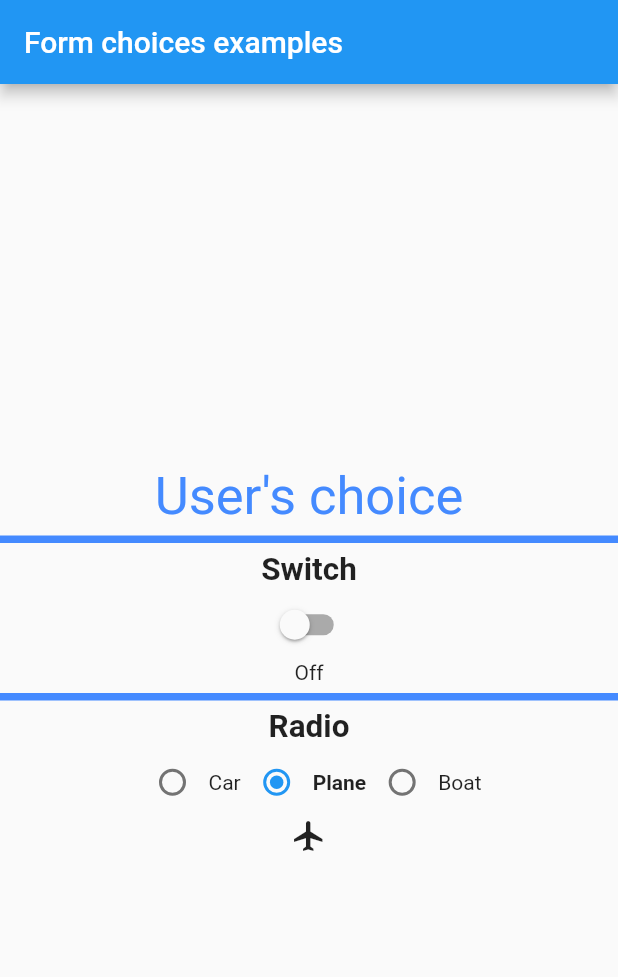
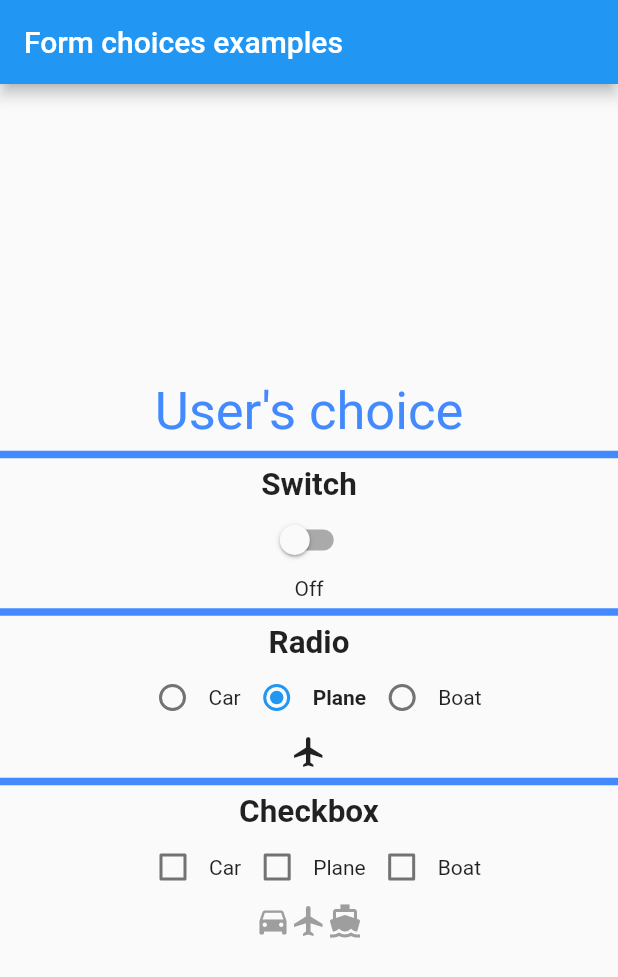
Before and after one commit to houcem-h/dsi3_forms_choices, a Flutter app: the screen it shows after launch, on a phone screen of 412 x 824 dp. Shown: the top 977 px of the screen. Run offline on Flutter 3.47's test engine with Material 2 defaults, Android fonts, the phone set to English and light mode, and no system bars.

Commit message:
make choices using Checkbox

```diff
--- a/lib/main.dart
+++ b/lib/main.dart
@@ -36,6 +36,12 @@ class _MyHomePageState extends State<MyHomePage> {
   bool _switchChoice = false;
   ChoicesList _radioChoice = ChoicesList.plane;
   Icon _radioIcon = const Icon(Icons.flight);
+
+  Map _mapTransport = {
+    ChoicesList.car: false,
+    ChoicesList.plane: false,
+    ChoicesList.boat: false
+  };
 
   @override
   Widget build(BuildContext context) {
@@ -116,6 +122,66 @@ class _MyHomePageState extends State<MyHomePage> {
               ],
             ),
             _radioIcon,
+            const Divider(color: Colors.blueAccent, thickness: 5),
+            const Text("Checkbox", style: TextStyle(fontWeight: FontWeight.bold, fontSize: 21)),
+            Row(
+              mainAxisAlignment: MainAxisAlignment.center,
+              children: <Widget>[
+                Checkbox(
+                    value: _mapTransport[ChoicesList.car],
+                    onChanged: (value) {
+                      setState(() {
+                        _mapTransport[ChoicesList.car] = value;
+                      });
+                    }
+                ),
+                Text(
+                  "Car",
+                  style: _mapTransport[ChoicesList.car] ? const TextStyle(fontWeight: FontWeight.bold) : const TextStyle(),
+                ),
+                Checkbox(
+                    value: _mapTransport[ChoicesList.plane],
+                    onChanged: (value) {
+                      setState(() {
+                        _mapTransport[ChoicesList.plane] = value;
+                      });
+                    }
+                ),
+                Text(
+                  "Plane",
+                  style: _mapTransport[ChoicesList.plane] ? const TextStyle(fontWeight: FontWeight.bold) : const TextStyle(),
+                ),
+                Checkbox(
+                    value: _mapTransport[ChoicesList.boat],
+                    onChanged: (value) {
+                      setState(() {
+                        _mapTransport[ChoicesList.boat] = value;
+                      });
+                    }
+                ),
+                Text(
+                  "Boat",
+                  style: _mapTransport[ChoicesList.boat] ? const TextStyle(fontWeight: FontWeight.bold) : const TextStyle(),
+                ),
+              ],
+            ),
+            Row(
+              mainAxisAlignment: MainAxisAlignment.center,
+              children: <Widget>[
+                Icon(
+                  Icons.directions_car,
+                  color: _mapTransport[ChoicesList.car] ? Colors.teal : Colors.grey,
+                ),
+                Icon(
+                  Icons.flight,
+                  color: _mapTransport[ChoicesList.plane] ? Colors.teal : Colors.grey,
+                ),
+                Icon(
+                  Icons.directions_boat,
+                  color: _mapTransport[ChoicesList.boat] ? Colors.teal : Colors.grey,
+                ),
+              ],
+            ),
           ],
         ),
       ),
```
